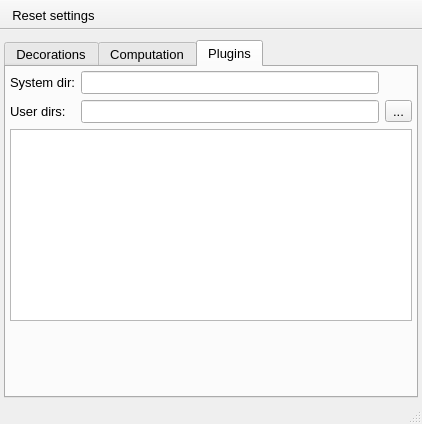
This is UIs/nPreferences.ui in NeutrinoToolkit/Neutrino as Qt 5 draws it before an edit. The edited form follows.
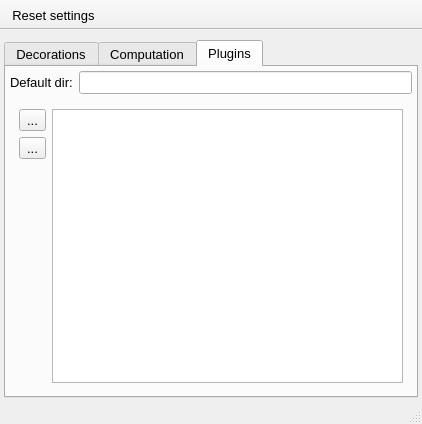
This is the edited form. Icons and pictures are not drawn.

The edit to the form file:
```diff
--- a/UIs/nPreferences.ui
+++ b/UIs/nPreferences.ui
@@ -475,8 +475,25 @@
         <property name="bottomMargin">
          <number>4</number>
         </property>
-        <item row="3" column="1">
-         <spacer name="verticalSpacer">
+        <item row="1" column="0" colspan="2">
+         <widget class="QWidget" name="widget_4" native="true">
+          <layout class="QGridLayout" name="gridLayout_7">
+           <item row="0" column="1" rowspan="3">
+            <widget class="QListWidget" name="pluginList"/>
+           </item>
+           <item row="0" column="0">
+            <widget class="QToolButton" name="addPlugin">
+             <property name="text">
+              <string>...</string>
+             </property>
+             <property name="icon">
+              <iconset resource="../resources/icons/icons.qrc">
+               <normaloff>:/icons/plus.png</normaloff>:/icons/plus.png</iconset>
+             </property>
+            </widget>
+           </item>
+           <item row="2" column="0">
+            <spacer name="verticalSpacer_3">
           <property name="orientation">
            <enum>Qt::Vertical</enum>
           </property>
@@ -488,8 +505,19 @@
           </property>
          </spacer>
         </item>
-        <item row="2" column="0" colspan="3">
-         <widget class="QListView" name="pluginList"/>
+           <item row="1" column="0">
+            <widget class="QToolButton" name="removePlugin">
+             <property name="text">
+              <string>...</string>
+             </property>
+             <property name="icon">
+              <iconset resource="../resources/icons/icons.qrc">
+               <normaloff>:/icons/remove.png</normaloff>:/icons/remove.png</iconset>
+             </property>
+            </widget>
+           </item>
+          </layout>
+         </widget>
         </item>
         <item row="0" column="1">
          <widget class="QLineEdit" name="systemPlugins">
@@ -509,33 +537,7 @@
            </font>
           </property>
           <property name="text">
-           <string>System dir:</string>
-          </property>
-         </widget>
-        </item>
-        <item row="1" column="0">
-         <widget class="QLabel" name="label_8">
-          <property name="font">
-           <font>
-            <pointsize>10</pointsize>
-           </font>
-          </property>
-          <property name="text">
-           <string>User dirs:</string>
-          </property>
-         </widget>
-        </item>
-        <item row="1" column="1">
-         <widget class="QLineEdit" name="lineEdit"/>
-        </item>
-        <item row="1" column="2">
-         <widget class="QToolButton" name="addPluginDirs">
-          <property name="text">
-           <string>...</string>
-          </property>
-          <property name="icon">
-           <iconset resource="../qrc/icons.qrc">
-            <normaloff>:/icons/plus.png</normaloff>:/icons/plus.png</iconset>
+           <string>Default dir:</string>
           </property>
          </widget>
         </item>
```
Left out of the diff: 2 changed lines with no effect on the pictures. Lines whose indentation alone changed are shown as unchanged.
